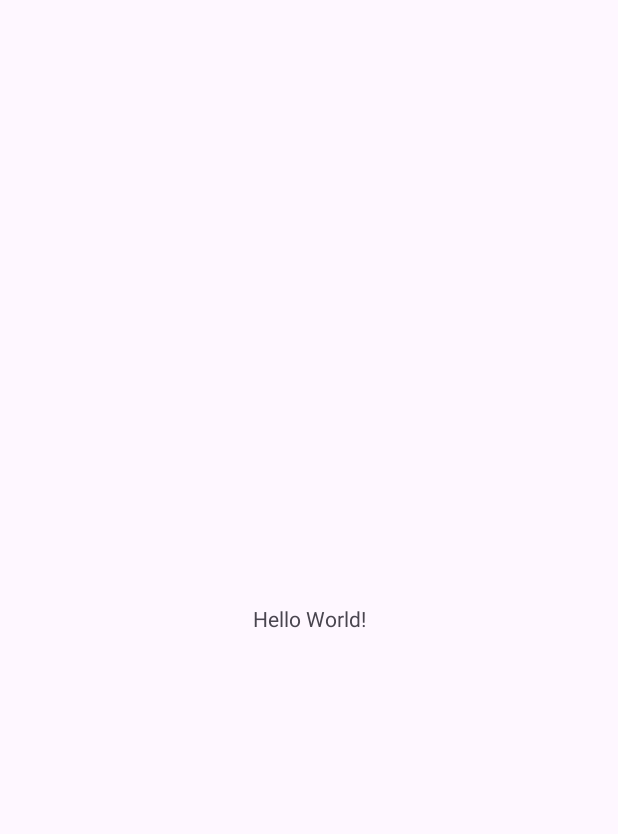
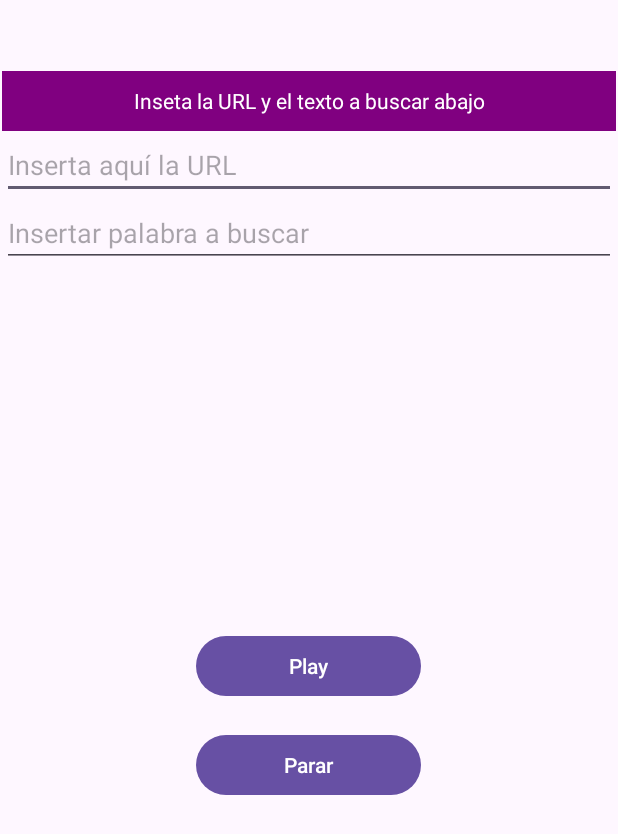
Before and after one commit to Hugojavid5/TardeoHugoJavid, an Android app: the screen it shows after launch (MainActivity), on a phone screen of 412 x 824 dp. Before the commit the part shown is almost empty. Shown: the top 834 px of the screen. Run offline under Robolectric (Android 15) with nearby library versions, the phone set to English and light mode, and no system bars.

Commit message:
layout echo

```diff
--- a/app/src/main/res/layout/activity_main.xml
+++ b/app/src/main/res/layout/activity_main.xml
@@ -7,13 +7,65 @@
     android:layout_height="match_parent"
     tools:context=".MainActivity">
 
-    <TextView
-        android:layout_width="wrap_content"
-        android:layout_height="wrap_content"
-        android:text="Hello World!"
+    <LinearLayout
+        android:layout_width="409dp"
+        android:layout_height="729dp"
+        android:orientation="vertical"
         app:layout_constraintBottom_toBottomOf="parent"
         app:layout_constraintEnd_toEndOf="parent"
         app:layout_constraintStart_toStartOf="parent"
-        app:layout_constraintTop_toTopOf="parent" />
+        app:layout_constraintTop_toTopOf="parent">
 
+        <TextView
+            android:id="@+id/textView"
+            android:layout_width="match_parent"
+            android:layout_height="40dp"
+            android:text="Inseta la URL y el texto a buscar abajo"
+            android:gravity="center"
+            android:background="#800080"
+            android:textColor="@color/white"/>
+
+        <EditText
+            android:id="@+id/URL"
+            android:layout_width="match_parent"
+            android:layout_height="wrap_content"
+            android:ems="10"
+            android:inputType="text"
+            android:text=""
+            android:hint="Inserta aquí la URL" />
+
+        <EditText
+            android:id="@+id/FINDTEXT"
+            android:layout_width="match_parent"
+            android:layout_height="wrap_content"
+            android:ems="10"
+            android:inputType="text"
+            android:text=""
+            android:hint="Insertar palabra a buscar" />
+
+        <LinearLayout
+            android:layout_width="match_parent"
+            android:layout_height="match_parent"
+            android:orientation="vertical"
+            app:layout_constraintStart_toStartOf="parent"
+            app:layout_constraintEnd_toEndOf="parent"
+            android:gravity="center">
+
+            <!-- Play button -->
+            <Button
+                android:id="@+id/play"
+                android:layout_width="150dp"
+                android:layout_height="wrap_content"
+                android:text="Play"
+                android:layout_marginBottom="18dp"/>
+
+            <!-- Stop button -->
+            <Button
+                android:id="@+id/parar"
+                android:layout_width="150dp"
+                android:layout_height="wrap_content"
+                android:text="Parar"/>
+        </LinearLayout>
+
+    </LinearLayout>
 </androidx.constraintlayout.widget.ConstraintLayout>
```
